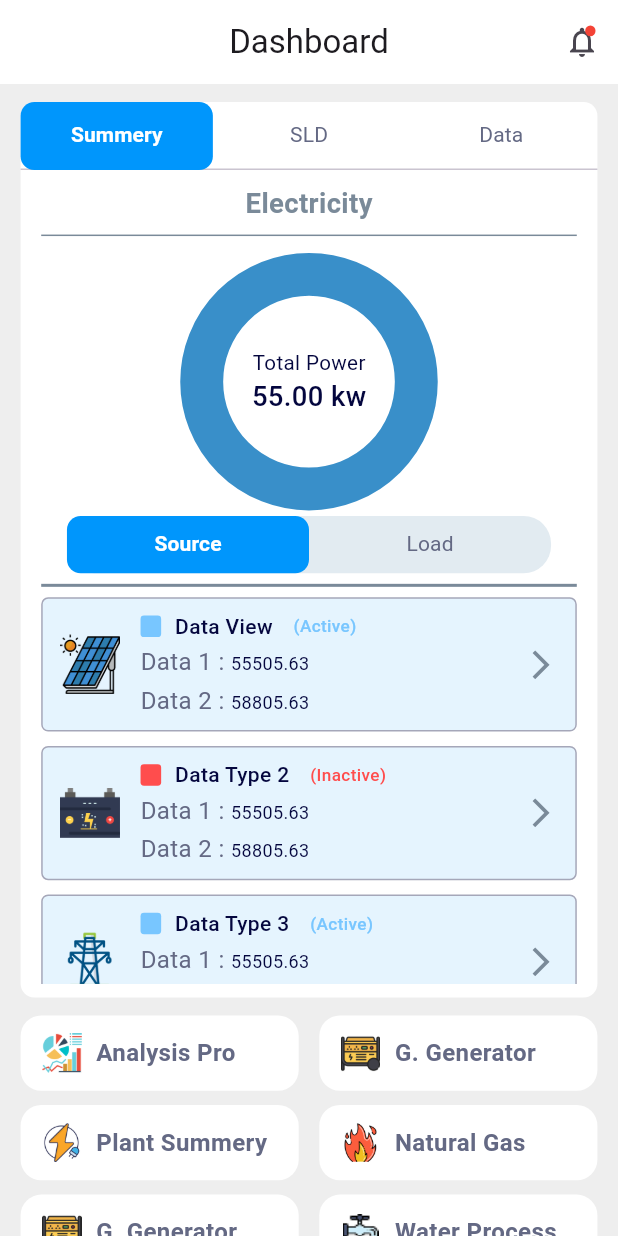
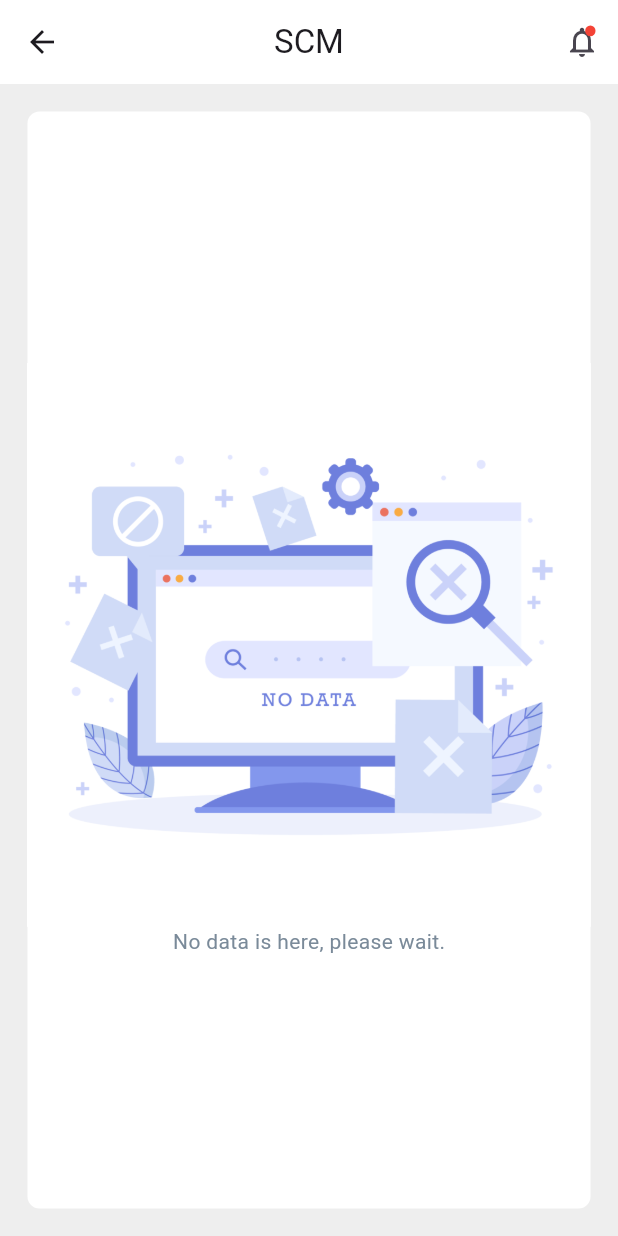
Before and after one commit to Sohag-84/Monitoring-System-App, a Flutter app: the DashboardView screen opened by its route, after a tap on "Analysis Pro", on a phone screen of 412 x 824 dp. Run offline on Flutter 3.47's test engine with Material 3 defaults, Android fonts, the phone set to English and light mode, and no system bars; our stand-ins replace equatable, flutter_bloc, flutter_screenutil, go_router.

Commit message:
desinged grid item details view

```diff
--- a/lib/core/constants/app_assets.dart
+++ b/lib/core/constants/app_assets.dart
@@ -9,3 +9,4 @@ const plantSummeryIcon = 'assets/images/plant_summery.png';
 const powerGridIcon = 'assets/images/power_grid.png';
 const solarPannelIcon = 'assets/images/solar_pannel.png';
 const tapIcon = 'assets/images/tap.png';
+const emptyIcon = "assets/images/empty_image.png";
--- a/lib/core/constants/app_strings.dart
+++ b/lib/core/constants/app_strings.dart
@@ -7,3 +7,4 @@ const forgotPassword = "Forgot Password?";
 const dontHaveAccount = "Don't have an account? ";
 const registerNow = "Register Now";
 const scm = "SCM";
+const noDataFound = "No data is here, please wait.";
--- a/lib/core/widgets/common_app_bar.dart
+++ b/lib/core/widgets/common_app_bar.dart
@@ -1,9 +1,10 @@
 import 'package:flutter/material.dart';
 import 'package:flutter_screenutil/flutter_screenutil.dart';
+import 'package:monitoring_system/core/constants/app_strings.dart';
 
 AppBar commonAppBar() {
   return AppBar(
-    title: Text('Dashboard'),
+    title: Text(scm),
     actions: [
       Stack(
         children: [
--- a/lib/features/dashboard/presentation/view/dashboard_view.dart
+++ b/lib/features/dashboard/presentation/views/dashboard_view.dart
@@ -1,10 +1,12 @@
 import 'package:flutter/material.dart';
 import 'package:flutter_screenutil/flutter_screenutil.dart';
+import 'package:go_router/go_router.dart';
 import 'package:monitoring_system/core/theme/app_colors.dart';
 import 'package:monitoring_system/core/widgets/common_app_bar.dart';
 import 'package:monitoring_system/features/dashboard/data/dumy_data.dart';
 import 'package:monitoring_system/features/dashboard/presentation/part/summery_tab.dart';
 import 'package:monitoring_system/features/dashboard/presentation/widgets/grid_item_card.dart';
+import 'package:monitoring_system/routes/app_routes.dart';
 
 class DashboardView extends StatefulWidget {
   const DashboardView({super.key});
@@ -56,7 +58,12 @@ class _DashboardViewState extends State<DashboardView>
               itemCount: gridItems.length,
               itemBuilder: (BuildContext context, int index) {
                 final item = gridItems[index];
-                return GridItemCard(item: item, onTap: () {});
+                return GridItemCard(
+                  item: item,
+                  onTap: () {
+                    context.pushNamed(AppRoutes.gridItemDetails.name);
+                  },
+                );
               },
             ),
 
--- /dev/null
+++ b/lib/features/dashboard/presentation/views/grid_item_details_view.dart
@@ -0,0 +1,33 @@
+import 'package:flutter/material.dart';
+import 'package:flutter_screenutil/flutter_screenutil.dart';
+import 'package:monitoring_system/core/constants/app_assets.dart';
+import 'package:monitoring_system/core/constants/app_strings.dart';
+import 'package:monitoring_system/core/theme/app_colors.dart';
+import 'package:monitoring_system/core/widgets/common_app_bar.dart';
+
+class GridItemDetailsView extends StatelessWidget {
+  const GridItemDetailsView({super.key});
+
+  @override
+  Widget build(BuildContext context) {
+    return Scaffold(
+      backgroundColor: Colors.grey.shade200,
+      appBar: commonAppBar(),
+      body: Container(
+        margin: EdgeInsets.all(16.w),
+        decoration: BoxDecoration(
+          color: AppColors.whiteColor,
+          borderRadius: BorderRadius.circular(8),
+        ),
+        child: Column(
+          mainAxisAlignment: MainAxisAlignment.center,
+          crossAxisAlignment: CrossAxisAlignment.center,
+          children: [
+            Image.asset(emptyIcon),
+            Text(noDataFound, style: TextStyle(color: AppColors.greyColor)),
+          ],
+        ),
+      ),
+    );
+  }
+}
--- a/lib/routes/app_pages.dart
+++ b/lib/routes/app_pages.dart
@@ -1,6 +1,7 @@
 import 'package:go_router/go_router.dart';
 import 'package:monitoring_system/features/auth/presentation/views/login_view.dart';
-import 'package:monitoring_system/features/dashboard/presentation/view/dashboard_view.dart';
+import 'package:monitoring_system/features/dashboard/presentation/views/dashboard_view.dart';
+import 'package:monitoring_system/features/dashboard/presentation/views/grid_item_details_view.dart';
 import 'package:monitoring_system/routes/app_routes.dart';
 
 class AppPages {
@@ -20,6 +21,13 @@ class AppPages {
         name: AppRoutes.dashboard.name,
         builder: (context, state) => const DashboardView(),
       ),
+
+      // Grid Item Details Route
+      GoRoute(
+        path: AppRoutes.gridItemDetails.path,
+        name: AppRoutes.gridItemDetails.name,
+        builder: (context, state) => const GridItemDetailsView(),
+      ),
     ],
   );
 }
--- a/lib/routes/app_routes.dart
+++ b/lib/routes/app_routes.dart
@@ -1,6 +1,10 @@
 class AppRoutes {
   static Route login = Route(name: "Login", path: "/");
   static Route dashboard = Route(name: "Dashboard", path: "/dashboard");
+  static Route gridItemDetails = Route(
+    name: "GridItemDetails",
+    path: "/grid-item-details",
+  );
 }
 
 class Route {
```
Also changed, not shown: assets/images/empty_image.png (added).
